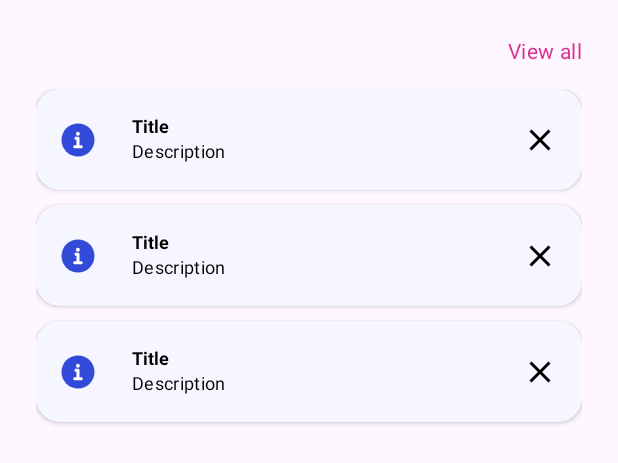
After one commit to foundie/MD, an Android app built with Jetpack Compose: the layout activity_notification.xml on its own in the app's theme, with its tools: preview values and no code run, on a phone screen of 412 x 824 dp. The commit adds this screen. Shown: the top 463 px of the screen. Run offline under Robolectric (Android 15) with nearby library versions, the phone set to English and light mode, and no system bars.

Commit message:
notification screen
To Lui,
Please hapus navbartop yang ada di splashscreen, login and signup layout. Terima kasih,

NB : Kamu udah bisa gabung gabungin ya bro, mohon bantuannya, terima kasih.

Feel free to contact me kalau ada design yang kurang menurut kamu baik dari segi warna in dark or light atau apapun.

```diff
--- /dev/null
+++ b/app/src/main/java/com/foundie/id/ui/NotificationActivity.kt
@@ -0,0 +1,21 @@
+package com.foundie.id.ui
+
+import android.os.Bundle
+import androidx.activity.enableEdgeToEdge
+import androidx.appcompat.app.AppCompatActivity
+import androidx.core.view.ViewCompat
+import androidx.core.view.WindowInsetsCompat
+import com.foundie.id.R
+
+class NotificationActivity : AppCompatActivity() {
+    override fun onCreate(savedInstanceState: Bundle?) {
+        super.onCreate(savedInstanceState)
+        enableEdgeToEdge()
+        setContentView(R.layout.activity_notification)
+        ViewCompat.setOnApplyWindowInsetsListener(findViewById(R.id.main)) { v, insets ->
+            val systemBars = insets.getInsets(WindowInsetsCompat.Type.systemBars())
+            v.setPadding(systemBars.left, systemBars.top, systemBars.right, systemBars.bottom)
+            insets
+        }
+    }
+}
--- /dev/null
+++ b/app/src/main/res/drawable/ic_a_cross.xml
@@ -0,0 +1,9 @@
+<vector xmlns:android="http://schemas.android.com/apk/res/android"
+    android:width="24dp"
+    android:height="24dp"
+    android:viewportWidth="960"
+    android:viewportHeight="960">
+  <path
+      android:pathData="m256,760 l-56,-56 224,-224 -224,-224 56,-56 224,224 224,-224 56,56 -224,224 224,224 -56,56 -224,-224 -224,224Z"
+      android:fillColor="@color/black"/>
+</vector>
--- /dev/null
+++ b/app/src/main/res/drawable/ic_a_notif.xml
@@ -0,0 +1,20 @@
+<vector xmlns:android="http://schemas.android.com/apk/res/android"
+    android:width="24dp"
+    android:height="24dp"
+    android:viewportWidth="24"
+    android:viewportHeight="24">
+  <group>
+    <clip-path
+        android:pathData="M1,12a11,11 0,1 0,22 0a11,11 0,1 0,-22 0z"/>
+    <path
+        android:pathData="M0,0h24v24h-24z"
+        android:fillColor="#314AD7"/>
+  </group>
+  <path
+      android:pathData="M9.633,10.813C9.633,10.261 10.081,9.813 10.633,9.813H12C12.552,9.813 13,10.261 13,10.813V15.47H14.206C14.758,15.47 15.206,15.918 15.206,16.47C15.206,17.022 14.758,17.47 14.206,17.47H9.794C9.242,17.47 8.794,17.022 8.794,16.47C8.794,15.918 9.242,15.47 9.794,15.47H11V11.813H10.633C10.081,11.813 9.633,11.366 9.633,10.813Z"
+      android:fillColor="#ffffff"
+      android:fillType="evenOdd"/>
+  <path
+      android:pathData="M13.233,7.839C13.233,8.561 12.647,9.147 11.924,9.147C11.201,9.147 10.616,8.561 10.616,7.839C10.616,7.116 11.201,6.53 11.924,6.53C12.647,6.53 13.233,7.116 13.233,7.839Z"
+      android:fillColor="#ffffff"/>
+</vector>
--- /dev/null
+++ b/app/src/main/res/drawable/ic_background_notification.xml
@@ -0,0 +1,8 @@
+<?xml version="1.0" encoding="utf-8"?>
+<shape xmlns:android="http://schemas.android.com/apk/res/android">
+    <!-- Set warna transparan -->
+    <solid android:color="?attr/colorContainer"/>
+
+    <!-- Sudut -->
+    <corners android:radius="16dp" />
+</shape>
--- /dev/null
+++ b/app/src/main/res/layout/activity_notification.xml
@@ -0,0 +1,41 @@
+<?xml version="1.0" encoding="utf-8"?>
+<ScrollView xmlns:android="http://schemas.android.com/apk/res/android"
+    xmlns:app="http://schemas.android.com/apk/res-auto"
+    xmlns:tools="http://schemas.android.com/tools"
+    android:id="@+id/main"
+    android:layout_width="match_parent"
+    android:layout_height="match_parent"
+    tools:context=".ui.NotificationActivity">
+
+    <androidx.constraintlayout.widget.ConstraintLayout
+        android:layout_width="match_parent"
+        android:layout_height="wrap_content"
+        android:layout_margin="24dp">
+
+        <TextView
+            android:id="@+id/tv_view_all_notification"
+            style="@style/TextContent.BodyM"
+
+            android:text="@string/view_all"
+            android:textColor="?attr/colorPrimary"
+
+            app:layout_constraintEnd_toEndOf="parent"
+            app:layout_constraintTop_toTopOf="parent" />
+
+        <androidx.recyclerview.widget.RecyclerView
+            android:id="@+id/rv_list_catalog"
+            android:layout_width="match_parent"
+            android:layout_height="match_parent"
+            android:layout_marginTop="16dp"
+
+            android:orientation="vertical"
+            app:layoutManager="androidx.recyclerview.widget.LinearLayoutManager"
+
+            app:layout_constraintStart_toStartOf="parent"
+            app:layout_constraintTop_toBottomOf="@+id/tv_view_all_notification"
+            app:reverseLayout="false"
+            tools:listitem="@layout/item_notification" />
+
+    </androidx.constraintlayout.widget.ConstraintLayout>
+
+</ScrollView>
--- a/app/src/main/res/layout/item_catalog.xml
+++ b/app/src/main/res/layout/item_catalog.xml
@@ -48,7 +48,7 @@
 
             app:layout_constraintStart_toStartOf="parent"
             app:layout_constraintTop_toBottomOf="@+id/iv_product"
-            tools:text="Product Name" />
+            tools:text="@string/product_name" />
 
         <TextView
             android:id="@+id/tv_product_category"
@@ -59,7 +59,7 @@
 
             app:layout_constraintStart_toStartOf="parent"
             app:layout_constraintTop_toBottomOf="@+id/tv_product_name"
-            tools:text="Product Category" />
+            tools:text="@string/product_category" />
 
         <TextView
             android:id="@+id/tv_product_season_one"
@@ -71,7 +71,7 @@
 
             app:layout_constraintStart_toStartOf="parent"
             app:layout_constraintTop_toBottomOf="@+id/tv_product_category"
-            tools:text="#season" />
+            tools:text="@string/season" />
 
         <TextView
             android:id="@+id/tv_product_season_two"
@@ -83,7 +83,7 @@
 
             app:layout_constraintStart_toEndOf="@+id/tv_product_season_one"
             app:layout_constraintTop_toBottomOf="@+id/tv_product_category"
-            tools:text="#season" />
+            tools:text="@string/season" />
 
     </androidx.constraintlayout.widget.ConstraintLayout>
 
--- a/app/src/main/res/layout/item_community.xml
+++ b/app/src/main/res/layout/item_community.xml
@@ -12,12 +12,12 @@
     app:cardElevation="4dp">
 
     <androidx.constraintlayout.widget.ConstraintLayout
-        android:id="@+id/cl_product"
+        android:id="@+id/cl_community"
         android:layout_width="wrap_content"
         android:layout_height="200dp">
 
         <ImageView
-            android:id="@+id/iv_product"
+            android:id="@+id/iv_community"
             android:layout_width="144dp"
             android:layout_height="130dp"
 
@@ -26,7 +26,7 @@
             tools:src="@tools:sample/avatars" />
 
         <TextView
-            android:id="@+id/tv_product_name"
+            android:id="@+id/tv_community_name"
             style="@style/TextContent.TextHeading4"
             android:layout_marginStart="12dp"
             android:layout_marginTop="4dp"
@@ -34,19 +34,19 @@
             android:textStyle="bold"
 
             app:layout_constraintStart_toStartOf="parent"
-            app:layout_constraintTop_toBottomOf="@+id/iv_product"
-            tools:text="Community Name" />
+            app:layout_constraintTop_toBottomOf="@+id/iv_community"
+            tools:text="@string/community_name" />
 
         <TextView
-            android:id="@+id/tv_product_category"
+            android:id="@+id/tv_total_members"
             style="@style/TextContent.BodyXS"
             android:layout_marginStart="12dp"
             android:layout_marginTop="2dp"
             android:layout_marginEnd="12dp"
 
             app:layout_constraintStart_toStartOf="parent"
-            app:layout_constraintTop_toBottomOf="@+id/tv_product_name"
-            tools:text="Total Members" />
+            app:layout_constraintTop_toBottomOf="@+id/tv_community_name"
+            tools:text="@string/total_members" />
 
         <TextView
             android:id="@+id/btn_login"
@@ -62,7 +62,7 @@
             android:text="@string/join"
 
             app:layout_constraintStart_toStartOf="parent"
-            app:layout_constraintTop_toBottomOf="@+id/tv_product_category" />
+            app:layout_constraintTop_toBottomOf="@+id/tv_total_members" />
 
     </androidx.constraintlayout.widget.ConstraintLayout>
 
--- /dev/null
+++ b/app/src/main/res/layout/item_notification.xml
@@ -0,0 +1,67 @@
+<?xml version="1.0" encoding="utf-8"?>
+<androidx.cardview.widget.CardView xmlns:android="http://schemas.android.com/apk/res/android"
+    xmlns:app="http://schemas.android.com/apk/res-auto"
+    xmlns:tools="http://schemas.android.com/tools"
+    android:layout_width="match_parent"
+    android:layout_height="67dp"
+    android:layout_gravity="center"
+    android:layout_marginBottom="10dp"
+    android:orientation="horizontal"
+    android:padding="8dp"
+    app:cardCornerRadius="16dp">
+
+    <androidx.constraintlayout.widget.ConstraintLayout
+        android:id="@+id/CL_product"
+        android:layout_width="match_parent"
+        android:layout_height="match_parent"
+        android:background="@drawable/ic_background_notification">
+
+        <ImageView
+            android:id="@+id/iv_notification"
+            android:layout_width="wrap_content"
+            android:layout_height="wrap_content"
+            android:layout_marginStart="16dp"
+            android:src="@drawable/ic_a_notif"
+
+            app:layout_constraintBottom_toBottomOf="parent"
+            app:layout_constraintStart_toStartOf="parent"
+            app:layout_constraintTop_toTopOf="parent" />
+
+        <LinearLayout
+            android:id="@+id/LL_context"
+            android:layout_width="wrap_content"
+            android:layout_height="match_parent"
+            android:orientation="vertical"
+            android:padding="16dp"
+            app:layout_constraintStart_toEndOf="@+id/iv_notification">
+
+            <TextView
+                android:id="@+id/tv_title"
+                style="@style/TextContent.TextHeading5"
+                android:layout_marginStart="8dp"
+                android:textColor="@color/black"
+                tools:text="@string/title" />
+
+            <TextView
+                android:id="@+id/tv_title_description"
+                style="@style/TextContent.BodyS"
+                android:layout_marginStart="8dp"
+                android:textColor="@color/black"
+                tools:text="@string/description" />
+
+        </LinearLayout>
+
+        <ImageView
+            android:id="@+id/iv_cross"
+            android:layout_width="wrap_content"
+            android:layout_height="wrap_content"
+            android:layout_marginEnd="16dp"
+            android:src="@drawable/ic_a_cross"
+
+            app:layout_constraintBottom_toBottomOf="parent"
+            app:layout_constraintEnd_toEndOf="parent"
+            app:layout_constraintTop_toTopOf="parent" />
+
+    </androidx.constraintlayout.widget.ConstraintLayout>
+
+</androidx.cardview.widget.CardView>
--- a/app/src/main/res/values-night/themes.xml
+++ b/app/src/main/res/values-night/themes.xml
@@ -7,6 +7,7 @@
         <item name="backgroundColor">@color/backgroundLayoutDark</item>
         <item name="colorAccent">@color/neutral_200</item>
         <item name="colorOnPrimary">@color/pink_000</item>
+        <item name="colorContainer">@color/info_100</item>
     </style>
 
     <style name="TextContent">
--- a/app/src/main/res/values/colors.xml
+++ b/app/src/main/res/values/colors.xml
@@ -11,6 +11,9 @@
     <color name="pink_100">#FFDAEF</color>
     <color name="pink_000">#FFF5FB</color>
 
+    <color name="info_000">#F5F6FF</color>
+    <color name="info_100">#e4e6fe</color>
+
     <color name="primaryColor">#DC2F91</color>
     <color name="backgroundLayout">#FFFFFF</color>
 
--- a/app/src/main/res/values/strings.xml
+++ b/app/src/main/res/values/strings.xml
@@ -96,4 +96,11 @@
     <string name="bookmarks">bookmarks</string>
     <string name="notification">notification</string>
     <string name="settings">settings</string>
+    <string name="total_members">Total Members</string>
+    <string name="community_name">Community Name</string>
+    <string name="season">#season</string>
+    <string name="product_category">Product Category</string>
+    <string name="product_name">Product Name</string>
+    <string name="title">Title</string>
+    <string name="description">Description</string>
 </resources>
--- a/app/src/main/res/values/themes.xml
+++ b/app/src/main/res/values/themes.xml
@@ -7,6 +7,7 @@
         <item name="backgroundColor">@color/backgroundLayout</item>
         <item name="colorAccent">@color/neutral_500</item>
         <item name="colorOnPrimary">@color/pink_100</item>
+        <item name="colorContainer">@color/info_000</item>
 
     </style>
 
```
Also changed, not shown: app/src/main/AndroidManifest.xml (+6 -8 lines).
